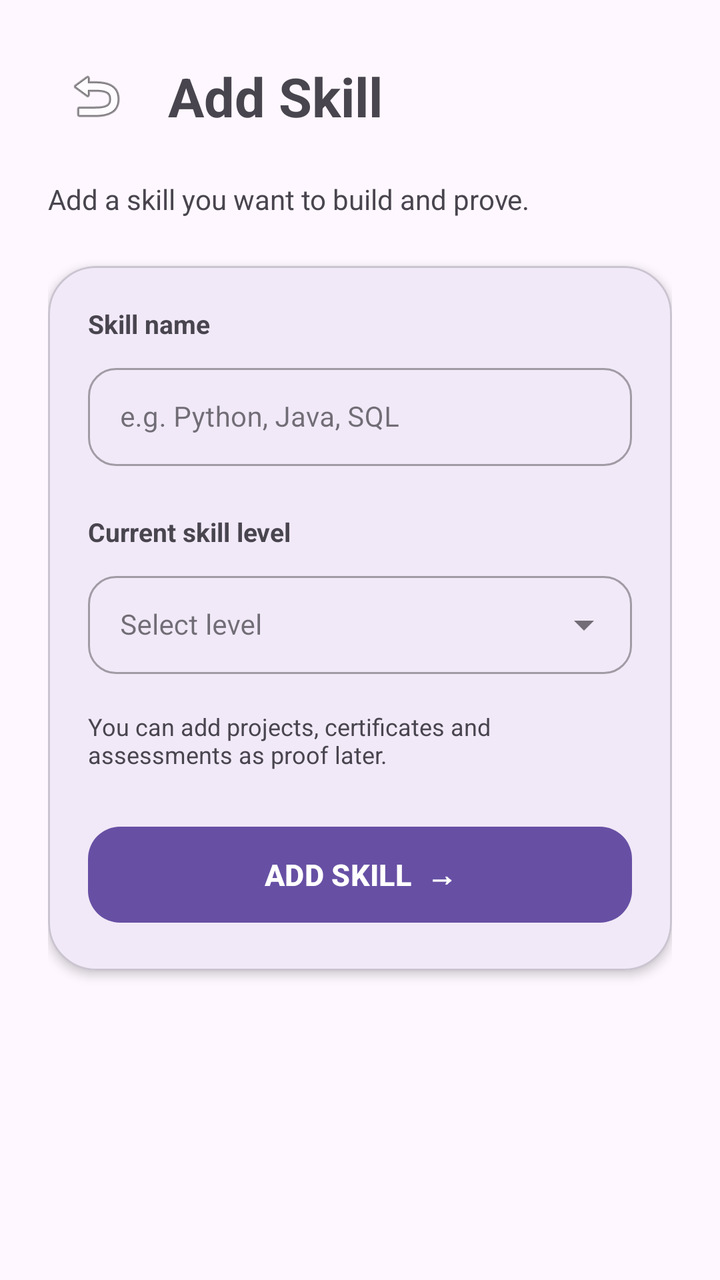
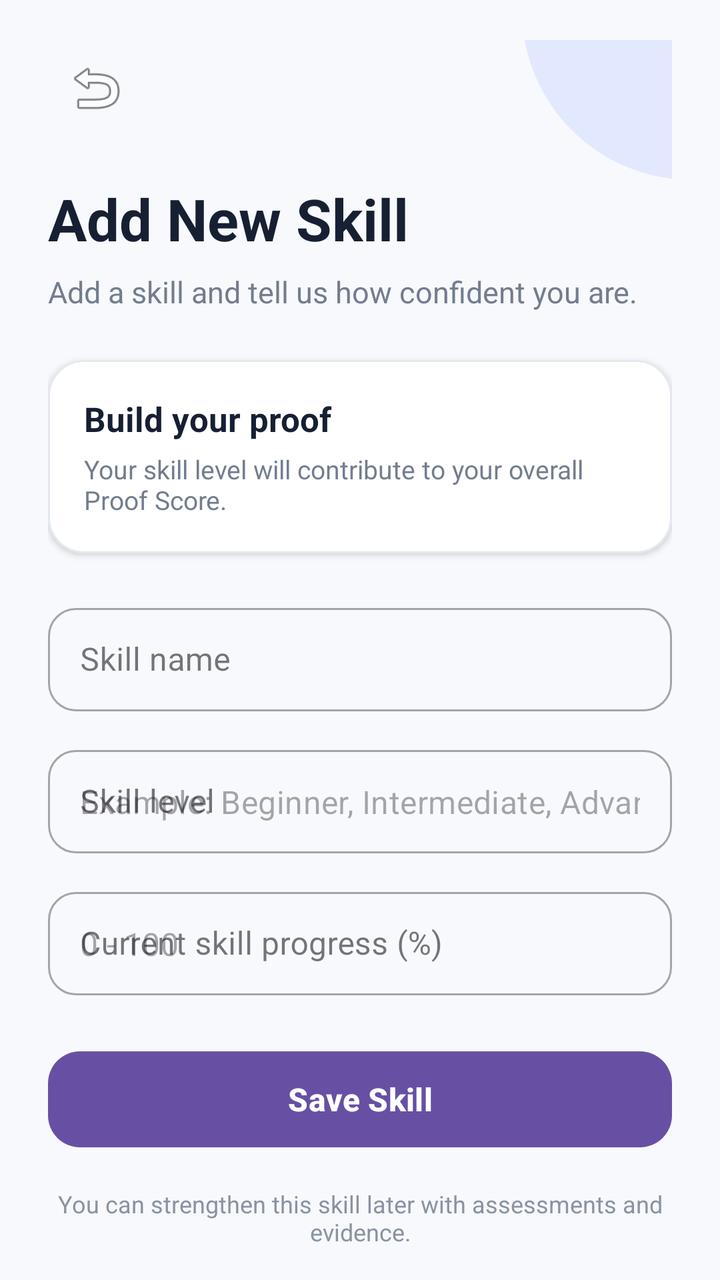

The first picture is an Android layout as it rendered before a commit; the second is the same layout after the commit. The layout source and the unified diff follow.
<!-- AndroidManifest.xml: application theme Theme.Skill_Proof_MAD_ASSIGNMENT_1 -->
<!-- res/layout/activity_add_skill.xml -->
<?xml version="1.0" encoding="utf-8"?>
<ScrollView
    xmlns:android="http://schemas.android.com/apk/res/android"
    xmlns:app="http://schemas.android.com/apk/res-auto"
    android:layout_width="match_parent"
    android:layout_height="match_parent"
    android:background="?android:colorBackground"
    android:fillViewport="true">

    <androidx.constraintlayout.widget.ConstraintLayout
        android:layout_width="match_parent"
        android:layout_height="wrap_content"
        android:padding="24dp">

        <ImageButton
            android:id="@+id/btnBack"
            android:layout_width="48dp"
            android:layout_height="48dp"
            android:background="?attr/selectableItemBackgroundBorderless"
            android:contentDescription="Back"
            android:padding="12dp"
            android:src="@android:drawable/ic_menu_revert"
            app:layout_constraintStart_toStartOf="parent"
            app:layout_constraintTop_toTopOf="parent" />

        <TextView
            android:id="@+id/tvTitle"
            android:layout_width="0dp"
            android:layout_height="wrap_content"
            android:layout_marginStart="12dp"
            android:text="Add Skill"
            android:textSize="27sp"
            android:textStyle="bold"
            app:layout_constraintBottom_toBottomOf="@id/btnBack"
            app:layout_constraintEnd_toEndOf="parent"
            app:layout_constraintStart_toEndOf="@id/btnBack"
            app:layout_constraintTop_toTopOf="@id/btnBack" />

        <TextView
            android:id="@+id/tvSubtitle"
            android:layout_width="0dp"
            android:layout_height="wrap_content"
            android:layout_marginTop="18dp"
            android:text="Add a skill you want to build and prove."
            android:textSize="14sp"
            app:layout_constraintEnd_toEndOf="parent"
            app:layout_constraintStart_toStartOf="parent"
            app:layout_constraintTop_toBottomOf="@id/btnBack" />

        <com.google.android.material.card.MaterialCardView
            android:id="@+id/formCard"
            android:layout_width="0dp"
            android:layout_height="wrap_content"
            android:layout_marginTop="24dp"
            app:cardCornerRadius="24dp"
            app:cardElevation="3dp"
            app:layout_constraintEnd_toEndOf="parent"
            app:layout_constraintStart_toStartOf="parent"
            app:layout_constraintTop_toBottomOf="@id/tvSubtitle">

            <androidx.constraintlayout.widget.ConstraintLayout
                android:layout_width="match_parent"
                android:layout_height="wrap_content"
                android:padding="20dp">

                <TextView
                    android:id="@+id/tvSkillNameLabel"
                    android:layout_width="wrap_content"
                    android:layout_height="wrap_content"
                    android:text="Skill name"
                    android:textSize="13sp"
                    android:textStyle="bold"
                    app:layout_constraintStart_toStartOf="parent"
                    app:layout_constraintTop_toTopOf="parent" />

                <com.google.android.material.textfield.TextInputLayout
                    android:id="@+id/skillNameLayout"
                    style="@style/Widget.MaterialComponents.TextInputLayout.OutlinedBox"
                    android:layout_width="0dp"
                    android:layout_height="wrap_content"
                    android:layout_marginTop="8dp"
                    android:hint="e.g. Python, Java, SQL"
                    app:boxCornerRadiusBottomEnd="14dp"
                    app:boxCornerRadiusBottomStart="14dp"
                    app:boxCornerRadiusTopEnd="14dp"
                    app:boxCornerRadiusTopStart="14dp"
                    app:layout_constraintEnd_toEndOf="parent"
                    app:layout_constraintStart_toStartOf="parent"
                    app:layout_constraintTop_toBottomOf="@id/tvSkillNameLabel">

                    <com.google.android.material.textfield.TextInputEditText
                        android:id="@+id/etSkillName"
                        android:layout_width="match_parent"
                        android:layout_height="wrap_content"
                        android:inputType="textCapSentences"
                        android:maxLines="1"
                        android:paddingTop="15dp"
                        android:paddingBottom="15dp"
                        android:textSize="14sp" />

                </com.google.android.material.textfield.TextInputLayout>

                <TextView
                    android:id="@+id/tvLevelLabel"
                    android:layout_width="wrap_content"
                    android:layout_height="wrap_content"
                    android:layout_marginTop="24dp"
                    android:text="Current skill level"
                    android:textSize="13sp"
                    android:textStyle="bold"
                    app:layout_constraintStart_toStartOf="parent"
                    app:layout_constraintTop_toBottomOf="@id/skillNameLayout" />

                <com.google.android.material.textfield.TextInputLayout
                    android:id="@+id/levelLayout"
                    style="@style/Widget.MaterialComponents.TextInputLayout.OutlinedBox.ExposedDropdownMenu"
                    android:layout_width="0dp"
                    android:layout_height="wrap_content"
                    android:layout_marginTop="8dp"
                    android:hint="Select level"
                    app:boxCornerRadiusBottomEnd="14dp"
                    app:boxCornerRadiusBottomStart="14dp"
                    app:boxCornerRadiusTopEnd="14dp"
                    app:boxCornerRadiusTopStart="14dp"
                    app:layout_constraintEnd_toEndOf="parent"
                    app:layout_constraintStart_toStartOf="parent"
                    app:layout_constraintTop_toBottomOf="@id/tvLevelLabel">

                    <AutoCompleteTextView
                        android:id="@+id/actvLevel"
                        android:layout_width="match_parent"
                        android:layout_height="wrap_content"
                        android:inputType="none"
                        android:paddingTop="15dp"
                        android:paddingBottom="15dp"
                        android:textSize="14sp" />

                </com.google.android.material.textfield.TextInputLayout>

                <TextView
                    android:id="@+id/tvInfo"
                    android:layout_width="0dp"
                    android:layout_height="wrap_content"
                    android:layout_marginTop="18dp"
                    android:text="You can add projects, certificates and assessments as proof later."
                    android:textSize="12sp"
                    app:layout_constraintEnd_toEndOf="parent"
                    app:layout_constraintStart_toStartOf="parent"
                    app:layout_constraintTop_toBottomOf="@id/levelLayout" />

                <com.google.android.material.button.MaterialButton
                    android:id="@+id/btnSaveSkill"
                    android:layout_width="0dp"
                    android:layout_height="56dp"
                    android:layout_marginTop="24dp"
                    android:text="ADD SKILL  →"
                    android:textAllCaps="false"
                    android:textSize="15sp"
                    android:textStyle="bold"
                    app:cornerRadius="16dp"
                    app:layout_constraintEnd_toEndOf="parent"
                    app:layout_constraintStart_toStartOf="parent"
                    app:layout_constraintTop_toBottomOf="@id/tvInfo" />

            </androidx.constraintlayout.widget.ConstraintLayout>

        </com.google.android.material.card.MaterialCardView>

    </androidx.constraintlayout.widget.ConstraintLayout>

</ScrollView>
<!-- resources referenced by this layout -->
<resources>
  <style name="Theme.Skill_Proof_MAD_ASSIGNMENT_1" parent="Base.Theme.Skill_Proof_MAD_ASSIGNMENT_1" />
  <style name="Base.Theme.Skill_Proof_MAD_ASSIGNMENT_1" parent="Theme.Material3.DayNight.NoActionBar">
          
          
      </style>
</resources>

<!-- the commit's change to res/layout/activity_add_skill.xml (unified diff, before → after) -->
@@ -1,16 +1,39 @@
 <?xml version="1.0" encoding="utf-8"?>
-<ScrollView
+<androidx.core.widget.NestedScrollView
     xmlns:android="http://schemas.android.com/apk/res/android"
     xmlns:app="http://schemas.android.com/apk/res-auto"
+    xmlns:tools="http://schemas.android.com/tools"
     android:layout_width="match_parent"
     android:layout_height="match_parent"
-    android:background="?android:colorBackground"
-    android:fillViewport="true">
+    android:background="#F7F9FC"
+    android:fillViewport="true"
+    tools:context=".AddSkillActivity">
 
     <androidx.constraintlayout.widget.ConstraintLayout
         android:layout_width="match_parent"
         android:layout_height="wrap_content"
-        android:padding="24dp">
+        android:paddingStart="24dp"
+        android:paddingTop="20dp"
+        android:paddingEnd="24dp"
+        android:paddingBottom="32dp">
+
+        
+        
+        
+
+        <View
+            android:id="@+id/topDecoration"
+            android:layout_width="170dp"
+            android:layout_height="170dp"
+            android:background="@drawable/bg_login_circle"
+            android:translationX="95dp"
+            android:translationY="-100dp"
+            app:layout_constraintEnd_toEndOf="parent"
+            app:layout_constraintTop_toTopOf="parent" />
+
+        
+        
+        
 
         <ImageButton
             android:id="@+id/btnBack"
@@ -23,149 +46,217 @@
             app:layout_constraintStart_toStartOf="parent"
             app:layout_constraintTop_toTopOf="parent" />
 
+        
+        
+        
+
         <TextView
-            android:id="@+id/tvTitle"
-            android:layout_width="0dp"
-            android:layout_height="wrap_content"
-            android:layout_marginStart="12dp"
-            android:text="Add Skill"
-            android:textSize="27sp"
+            android:id="@+id/tvPageTitle"
+            android:layout_width="0dp"
+            android:layout_height="wrap_content"
+            android:layout_marginTop="22dp"
+            android:text="Add New Skill"
+            android:textColor="#172033"
+            android:textSize="29sp"
             android:textStyle="bold"
-            app:layout_constraintBottom_toBottomOf="@id/btnBack"
-            app:layout_constraintEnd_toEndOf="parent"
-            app:layout_constraintStart_toEndOf="@id/btnBack"
-            app:layout_constraintTop_toTopOf="@id/btnBack" />
+            app:layout_constraintEnd_toEndOf="parent"
+            app:layout_constraintStart_toStartOf="parent"
+            app:layout_constraintTop_toBottomOf="@id/btnBack" />
+
+        
+        
+        
 
         <TextView
             android:id="@+id/tvSubtitle"
             android:layout_width="0dp"
             android:layout_height="wrap_content"
-            android:layout_marginTop="18dp"
-            android:text="Add a skill you want to build and prove."
-            android:textSize="14sp"
-            app:layout_constraintEnd_toEndOf="parent"
-            app:layout_constraintStart_toStartOf="parent"
-            app:layout_constraintTop_toBottomOf="@id/btnBack" />
+            android:layout_marginTop="7dp"
+            android:text="Add a skill and tell us how confident you are."
+            android:textColor="#737D8F"
+            android:textSize="15sp"
+            app:layout_constraintEnd_toEndOf="parent"
+            app:layout_constraintStart_toStartOf="parent"
+            app:layout_constraintTop_toBottomOf="@id/tvPageTitle" />
+
+        
+        
+        
 
         <com.google.android.material.card.MaterialCardView
-            android:id="@+id/formCard"
+            android:id="@+id/infoCard"
             android:layout_width="0dp"
             android:layout_height="wrap_content"
             android:layout_marginTop="24dp"
-            app:cardCornerRadius="24dp"
-            app:cardElevation="3dp"
-            app:layout_constraintEnd_toEndOf="parent"
-            app:layout_constraintStart_toStartOf="parent"
-            app:layout_constraintTop_toBottomOf="@id/tvSubtitle">
+            app:cardBackgroundColor="@android:color/white"
+            app:cardCornerRadius="18dp"
+            app:cardElevation="2dp"
+            app:layout_constraintEnd_toEndOf="parent"
+            app:layout_constraintStart_toStartOf="parent"
+            app:layout_constraintTop_toBottomOf="@id/tvSubtitle"
+            app:strokeColor="#E4E8F0"
+            app:strokeWidth="1dp">
 
             <androidx.constraintlayout.widget.ConstraintLayout
                 android:layout_width="match_parent"
                 android:layout_height="wrap_content"
-                android:padding="20dp">
+                android:padding="18dp">
 
                 <TextView
-                    android:id="@+id/tvSkillNameLabel"
-                    android:layout_width="wrap_content"
+                    android:id="@+id/tvInfoTitle"
+                    android:layout_width="0dp"
                     android:layout_height="wrap_content"
-                    android:text="Skill name"
-                    android:textSize="13sp"
+                    android:text="Build your proof"
+                    android:textColor="#172033"
+                    android:textSize="17sp"
                     android:textStyle="bold"
+                    app:layout_constraintEnd_toEndOf="parent"
                     app:layout_constraintStart_toStartOf="parent"
                     app:layout_constraintTop_toTopOf="parent" />
 
-                <com.google.android.material.textfield.TextInputLayout
-                    android:id="@+id/skillNameLayout"
-                    style="@style/Widget.MaterialComponents.TextInputLayout.OutlinedBox"
+                <TextView
+                    android:id="@+id/tvInfoDescription"
                     android:layout_width="0dp"
                     android:layout_height="wrap_content"
-                    android:layout_marginTop="8dp"
-                    android:hint="e.g. Python, Java, SQL"
-                    app:boxCornerRadiusBottomEnd="14dp"
-                    app:boxCornerRadiusBottomStart="14dp"
-                    app:boxCornerRadiusTopEnd="14dp"
-                    app:boxCornerRadiusTopStart="14dp"
+                    android:layout_marginTop="5dp"
+                    android:text="Your skill level will contribute to your overall Proof Score."
+                    android:textColor="#737D8F"
+                    android:textSize="13sp"
                     app:layout_constraintEnd_toEndOf="parent"
                     app:layout_constraintStart_toStartOf="parent"
-                    app:layout_constraintTop_toBottomOf="@id/tvSkillNameLabel">
-
-                    <com.google.android.material.textfield.TextInputEditText
-                        android:id="@+id/etSkillName"
-                        android:layout_width="match_parent"
-                        android:layout_height="wrap_content"
-                        android:inputType="textCapSentences"
-                        android:maxLines="1"
-                        android:paddingTop="15dp"
-                        android:paddingBottom="15dp"
-                        android:textSize="14sp" />
-
-                </com.google.android.material.textfield.TextInputLayout>
-
-                <TextView
-                    android:id="@+id/tvLevelLabel"
-                    android:layout_width="wrap_content"
-                    android:layout_height="wrap_content"
-                    android:layout_marginTop="24dp"
-                    android:text="Current skill level"
-                    android:textSize="13sp"
-                    android:textStyle="bold"
-                    app:layout_constraintStart_toStartOf="parent"
-                    app:layout_constraintTop_toBottomOf="@id/skillNameLayout" />
-
-                <com.google.android.material.textfield.TextInputLayout
-                    android:id="@+id/levelLayout"
-                    style="@style/Widget.MaterialComponents.TextInputLayout.OutlinedBox.ExposedDropdownMenu"
-                    android:layout_width="0dp"
-                    android:layout_height="wrap_content"
-                    android:layout_marginTop="8dp"
-                    android:hint="Select level"
-                    app:boxCornerRadiusBottomEnd="14dp"
-                    app:boxCornerRadiusBottomStart="14dp"
-                    app:boxCornerRadiusTopEnd="14dp"
-                    app:boxCornerRadiusTopStart="14dp"
-                    app:layout_constraintEnd_toEndOf="parent"
-                    app:layout_constraintStart_toStartOf="parent"
-                    app:layout_constraintTop_toBottomOf="@id/tvLevelLabel">
-
-                    <AutoCompleteTextView
-                        android:id="@+id/actvLevel"
-                        android:layout_width="match_parent"
-                        android:layout_height="wrap_content"
-                        android:inputType="none"
-                        android:paddingTop="15dp"
-                        android:paddingBottom="15dp"
-                        android:textSize="14sp" />
-
-                </com.google.android.material.textfield.TextInputLayout>
-
-                <TextView
-                    android:id="@+id/tvInfo"
-                    android:layout_width="0dp"
-                    android:layout_height="wrap_content"
-                    android:layout_marginTop="18dp"
-                    android:text="You can add projects, certificates and assessments as proof later."
-                    android:textSize="12sp"
-                    app:layout_constraintEnd_toEndOf="parent"
-                    app:layout_constraintStart_toStartOf="parent"
-                    app:layout_constraintTop_toBottomOf="@id/levelLayout" />
-
-                <com.google.android.material.button.MaterialButton
-                    android:id="@+id/btnSaveSkill"
-                    android:layout_width="0dp"
-                    android:layout_height="56dp"
-                    android:layout_marginTop="24dp"
-                    android:text="ADD SKILL  →"
-                    android:textAllCaps="false"
-                    android:textSize="15sp"
-                    android:textStyle="bold"
-                    app:cornerRadius="16dp"
-                    app:layout_constraintEnd_toEndOf="parent"
-                    app:layout_constraintStart_toStartOf="parent"
-                    app:layout_constraintTop_toBottomOf="@id/tvInfo" />
+                    app:layout_constraintTop_toBottomOf="@id/tvInfoTitle" />
 
             </androidx.constraintlayout.widget.ConstraintLayout>
 
         </com.google.android.material.card.MaterialCardView>
 
+        
+        
+        
+
+        <com.google.android.material.textfield.TextInputLayout
+            android:id="@+id/skillNameLayout"
+            style="@style/Widget.MaterialComponents.TextInputLayout.OutlinedBox"
+            android:layout_width="0dp"
+            android:layout_height="wrap_content"
+            android:layout_marginTop="22dp"
+            android:hint="Skill name"
+            app:boxCornerRadiusBottomEnd="14dp"
+            app:boxCornerRadiusBottomStart="14dp"
+            app:boxCornerRadiusTopEnd="14dp"
+            app:boxCornerRadiusTopStart="14dp"
+            app:layout_constraintEnd_toEndOf="parent"
+            app:layout_constraintStart_toStartOf="parent"
+            app:layout_constraintTop_toBottomOf="@id/infoCard">
+
+            <com.google.android.material.textfield.TextInputEditText
+                android:id="@+id/etSkillName"
+                android:layout_width="match_parent"
+                android:layout_height="wrap_content"
+                android:inputType="textCapWords"
+                android:maxLines="1"
+                android:paddingTop="15dp"
+                android:paddingBottom="15dp" />
+
+        </com.google.android.material.textfield.TextInputLayout>
+
+        
+        
+        
+
+        <com.google.android.material.textfield.TextInputLayout
+            android:id="@+id/skillLevelLayout"
+            style="@style/Widget.MaterialComponents.TextInputLayout.OutlinedBox"
+            android:layout_width="0dp"
+            android:layout_height="wrap_content"
+            android:layout_marginTop="14dp"
+            android:hint="Skill level"
+            app:boxCornerRadiusBottomEnd="14dp"
+            app:boxCornerRadiusBottomStart="14dp"
+            app:boxCornerRadiusTopEnd="14dp"
+            app:boxCornerRadiusTopStart="14dp"
+            app:layout_constraintEnd_toEndOf="parent"
+            app:layout_constraintStart_toStartOf="parent"
+            app:layout_constraintTop_toBottomOf="@id/skillNameLayout">
+
+            <com.google.android.material.textfield.TextInputEditText
+                android:id="@+id/etSkillLevel"
+                android:layout_width="match_parent"
+                android:layout_height="wrap_content"
+                android:hint="Example: Beginner, Intermediate, Advanced"
+                android:inputType="textCapWords"
+                android:maxLines="1"
+                android:paddingTop="15dp"
+                android:paddingBottom="15dp" />
+
+        </com.google.android.material.textfield.TextInputLayout>
+
+        
+        
+        
+
+        <com.google.android.material.textfield.TextInputLayout
+            android:id="@+id/skillProgressLayout"
+            style="@style/Widget.MaterialComponents.TextInputLayout.OutlinedBox"
+            android:layout_width="0dp"
+            android:layout_height="wrap_content"
+            android:layout_marginTop="14dp"
+            android:hint="Current skill progress (%)"
+            app:boxCornerRadiusBottomEnd="14dp"
+            app:boxCornerRadiusBottomStart="14dp"
+            app:boxCornerRadiusTopEnd="14dp"
+            app:boxCornerRadiusTopStart="14dp"
+            app:layout_constraintEnd_toEndOf="parent"
+            app:layout_constraintStart_toStartOf="parent"
+            app:layout_constraintTop_toBottomOf="@id/skillLevelLayout">
+
+            <com.google.android.material.textfield.TextInputEditText
+                android:id="@+id/etSkillProgress"
+                android:layout_width="match_parent"
+                android:layout_height="wrap_content"
+                android:hint="0 - 100"
+                android:inputType="number"
+                android:maxLength="3"
+                android:maxLines="1"
+                android:paddingTop="15dp"
+                android:paddingBottom="15dp" />
+
+        </com.google.android.material.textfield.TextInputLayout>
+
+        
+        
+        
+
+        <com.google.android.material.button.MaterialButton
+            android:id="@+id/btnSaveSkill"
+            android:layout_width="0dp"
+            android:layout_height="56dp"
+            android:layout_marginTop="24dp"
+            android:text="Save Skill"
+            android:textSize="16sp"
+            android:textStyle="bold"
+            app:cornerRadius="16dp"
+            app:layout_constraintEnd_toEndOf="parent"
+            app:layout_constraintStart_toStartOf="parent"
+            app:layout_constraintTop_toBottomOf="@id/skillProgressLayout" />
+
+        
+        
+        
+
+        <TextView
+            android:id="@+id/tvBottomHint"
+            android:layout_width="0dp"
+            android:layout_height="wrap_content"
+            android:layout_marginTop="16dp"
+            android:gravity="center"
+            android:text="You can strengthen this skill later with assessments and evidence."
+            android:textColor="#8A93A3"
+            android:textSize="12sp"
+            app:layout_constraintEnd_toEndOf="parent"
+            app:layout_constraintStart_toStartOf="parent"
+            app:layout_constraintTop_toBottomOf="@id/btnSaveSkill" />
+
     </androidx.constraintlayout.widget.ConstraintLayout>
 
-</ScrollView>
+</androidx.core.widget.NestedScrollView>
<!-- resource entries referenced after the edit -->
@@ -1,5 +1,12 @@
 <!-- resources referenced by this layout -->
 <resources>
+  <!-- drawable bg_login_circle (drawable) -->
+  <shape xmlns:android="http://schemas.android.com/apk/res/android"
+      android:shape="oval">
+  
+      <solid android:color="#E2E9FF" />
+  
+  </shape>
   <style name="Theme.Skill_Proof_MAD_ASSIGNMENT_1" parent="Base.Theme.Skill_Proof_MAD_ASSIGNMENT_1" />
   <style name="Base.Theme.Skill_Proof_MAD_ASSIGNMENT_1" parent="Theme.Material3.DayNight.NoActionBar">
           
